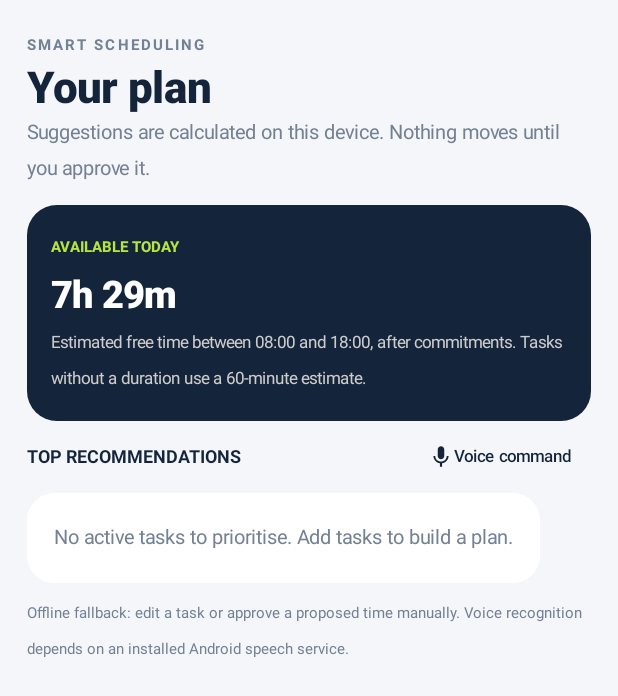
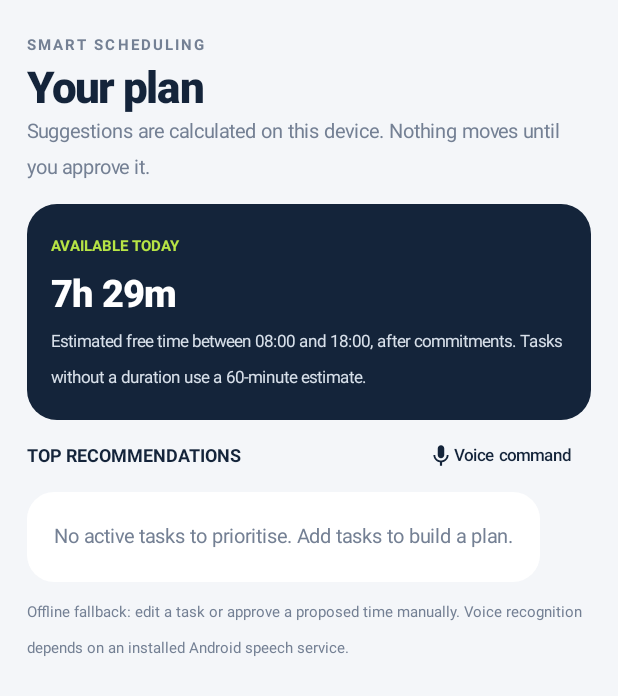
Before and after one commit to haska-tech/Myday-, an Android app built with Jetpack Compose: the composable SmartPlanScreen called with empty values, on a phone screen of 412 x 824 dp. Shown: the top 696 px of the screen. Run offline under Robolectric (Android 15) with nearby library versions, the phone set to English and light mode, and no system bars.

Commit message:
Polish smart plan typography and semantic colors

```diff
--- a/app/src/main/java/com/haskatech/myday/SmartPlanScreen.kt
+++ b/app/src/main/java/com/haskatech/myday/SmartPlanScreen.kt
@@ -83,7 +83,7 @@ fun SmartPlanScreen(
 
     Column(modifier.fillMaxSize().padding(horizontal = 18.dp, vertical = 18.dp)) {
         Text("SMART SCHEDULING", color = MyDayColors.Muted, fontSize = 10.sp, fontWeight = FontWeight.Bold, letterSpacing = 1.4.sp)
-        Text("Your plan", color = MyDayColors.Navy, fontSize = 29.sp, fontWeight = FontWeight.ExtraBold)
+        Text("Your plan", color = MyDayColors.Navy, style = MaterialTheme.typography.headlineLarge, fontWeight = FontWeight.ExtraBold)
         Text("Suggestions are calculated on this device. Nothing moves until you approve it.",
             color = MyDayColors.Muted, fontSize = 13.sp)
         Spacer(Modifier.height(12.dp))
@@ -91,9 +91,9 @@ fun SmartPlanScreen(
             Column(Modifier.fillMaxWidth().padding(16.dp), verticalArrangement = Arrangement.spacedBy(5.dp)) {
                 Text("AVAILABLE TODAY", color = MyDayColors.Lime, fontSize = 10.sp, fontWeight = FontWeight.Bold)
                 Text("${plan.availableMinutesToday / 60}h ${plan.availableMinutesToday % 60}m",
-                    color = Color.White, fontSize = 25.sp, fontWeight = FontWeight.ExtraBold)
+                    color = MyDayColors.White, fontSize = 25.sp, fontWeight = FontWeight.ExtraBold)
                 Text("Estimated free time between 08:00 and 18:00, after commitments. Tasks without a duration use a 60-minute estimate.",
-                    color = Color.LightGray, fontSize = 11.sp)
+                    color = MyDayColors.OnNavyMuted, fontSize = 11.sp)
             }
         }
         Row(Modifier.fillMaxWidth(), verticalAlignment = Alignment.CenterVertically, horizontalArrangement = Arrangement.SpaceBetween) {
```
